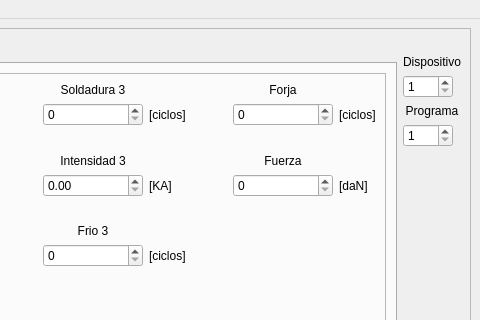
marcelo21/controlSoldadura-pc, file src/main/guiMain.ui: the form before one commit; both pictures show x 566 to 1046 and y 0 to 320 of the 1046 by 656 pixel window.
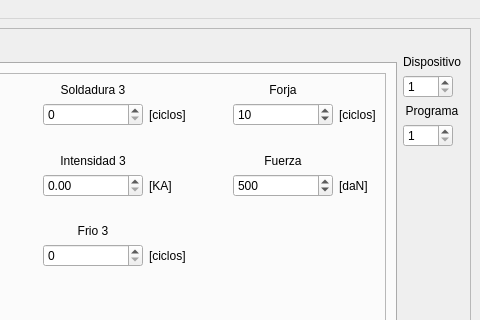
The form after the commit. Icons and pictures are not drawn.

Commit message: correccion del bug del puerto serie

Patch:
```diff
--- a/src/main/guiMain.ui
+++ b/src/main/guiMain.ui
@@ -295,6 +295,9 @@
                   <height>16777215</height>
                  </size>
                 </property>
+                <property name="value">
+                 <number>10</number>
+                </property>
                </widget>
               </item>
               <item row="3" column="9">
@@ -710,6 +713,9 @@
                 <property name="maximum">
                  <number>9999</number>
                 </property>
+                <property name="value">
+                 <number>500</number>
+                </property>
                </widget>
               </item>
               <item row="15" column="9">
```
The commit also changes 1 other file.
